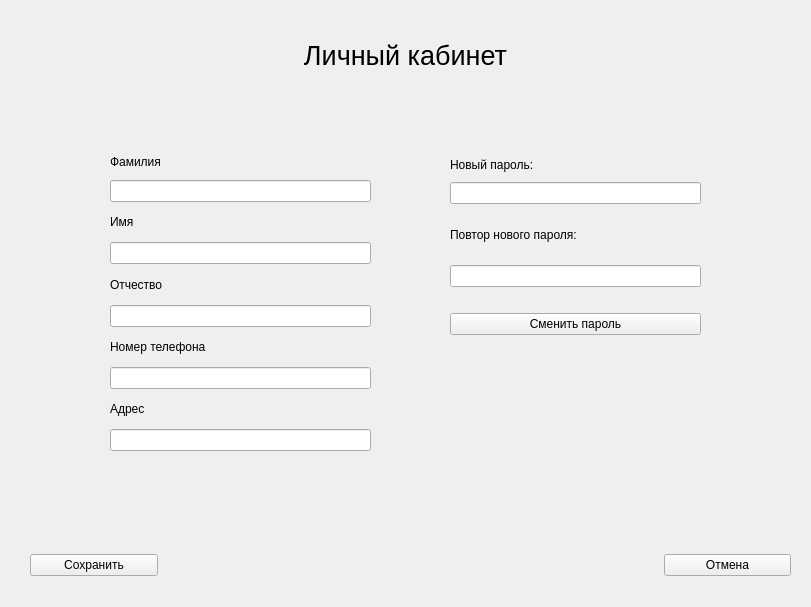
Old version of the form gui/account.ui in the repository rkv04/test.
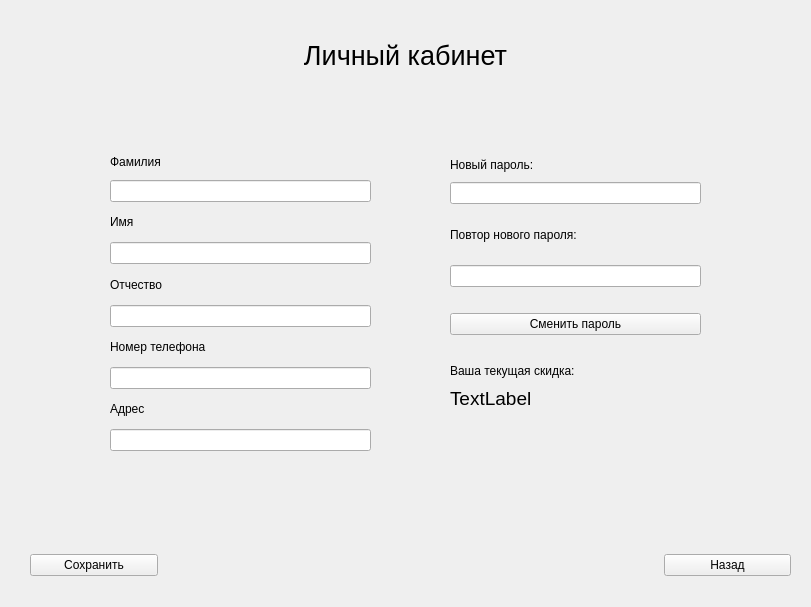
New version of the form.

```diff
--- a/gui/account.ui
+++ b/gui/account.ui
@@ -83,7 +83,7 @@
      <item>
       <widget class="QPushButton" name="cancelButton">
        <property name="text">
-        <string>Отмена</string>
+        <string>Назад</string>
        </property>
       </widget>
      </item>
@@ -248,6 +248,37 @@
      </item>
     </layout>
    </widget>
+   <widget class="QWidget" name="">
+    <property name="geometry">
+     <rect>
+      <x>450</x>
+      <y>360</y>
+      <width>124</width>
+      <height>50</height>
+     </rect>
+    </property>
+    <layout class="QVBoxLayout" name="verticalLayout_3">
+     <item>
+      <widget class="QLabel" name="label_2">
+       <property name="text">
+        <string>Ваша текущая скидка:</string>
+       </property>
+      </widget>
+     </item>
+     <item>
+      <widget class="QLabel" name="discountLabel">
+       <property name="font">
+        <font>
+         <pointsize>14</pointsize>
+        </font>
+       </property>
+       <property name="text">
+        <string>TextLabel</string>
+       </property>
+      </widget>
+     </item>
+    </layout>
+   </widget>
   </widget>
  </widget>
  <resources/>
```
